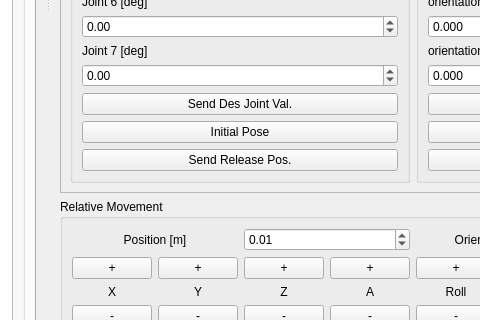
Above: ROBOTIS/ROBOTIS-MANIPULATOR-H/manipulator_h_gui/ui/main_window.ui from tku-iarc/timda_dual_arm before the change; both pictures show x 325 to 805 and y 413 to 733 of the 1100 by 831 pixel window. Below: the same form after it.
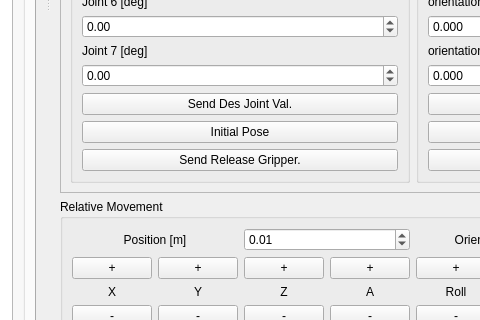
That is the form after the change. Icons and pictures are not drawn.

Commit message: change gui release button

What changed in the file:
```diff
--- a/ROBOTIS/ROBOTIS-MANIPULATOR-H/manipulator_h_gui/ui/main_window.ui
+++ b/ROBOTIS/ROBOTIS-MANIPULATOR-H/manipulator_h_gui/ui/main_window.ui
@@ -556,7 +556,7 @@
           <item>
            <widget class="QPushButton" name="des_Release_button">
             <property name="text">
-              <string>Send Release Pos.</string>
+              <string>Send Release Gripper.</string>
              </property>
             </widget>
            </item>
```
